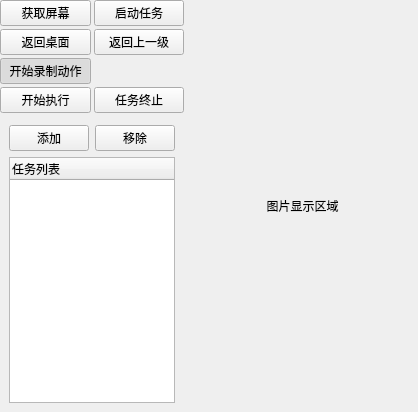
Before: the Qt Designer form mytools/auto_app/Form.ui in sticktoFE/rpa-office, drawn with Qt 5.
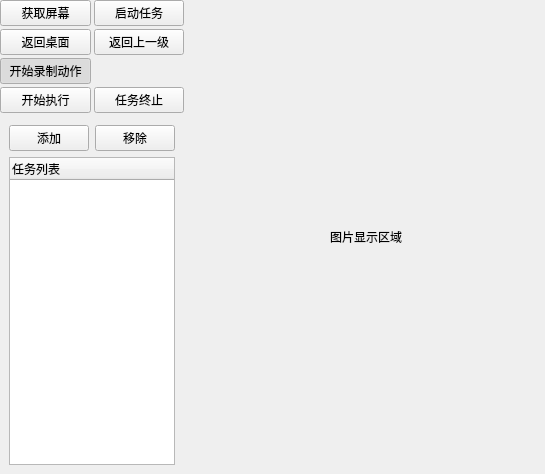
After: the same form once the commit is applied. Custom widgets are drawn as their Qt base class.

```diff
--- a/mytools/auto_app/Form.ui
+++ b/mytools/auto_app/Form.ui
@@ -6,8 +6,8 @@
    <rect>
     <x>0</x>
     <y>0</y>
-    <width>418</width>
-    <height>412</height>
+    <width>545</width>
+    <height>474</height>
    </rect>
   </property>
   <property name="sizePolicy">
```
